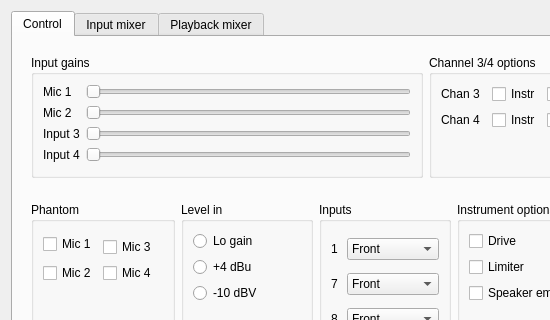
This is libffado/support/mixer-qt4/ffado/mixer/rme.ui in adiknoth/ffado as Qt 5 draws it before an edit; both pictures show x 0 to 550 and y 0 to 320 of the 637 by 781 pixel window. The edited form follows.
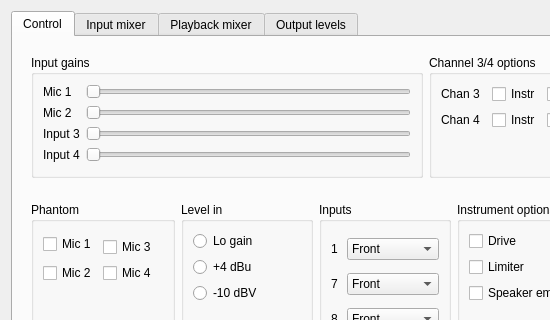
This is the edited form.

Commit message: rme: implement the output fader controls in ffado-mixer.  There's still some work to do on sizing and labelling but the basic fader functionality is there.

```diff
--- a/libffado/support/mixer-qt4/ffado/mixer/rme.ui
+++ b/libffado/support/mixer-qt4/ffado/mixer/rme.ui
@@ -1099,6 +1099,11 @@
        <string>Playback mixer</string>
       </attribute>
      </widget>
+     <widget class="QWidget" name="outputmixer">
+      <attribute name="title">
+       <string>Output levels</string>
+      </attribute>
+     </widget>
     </widget>
    </item>
   </layout>
```
The commit also changes 3 other files.
